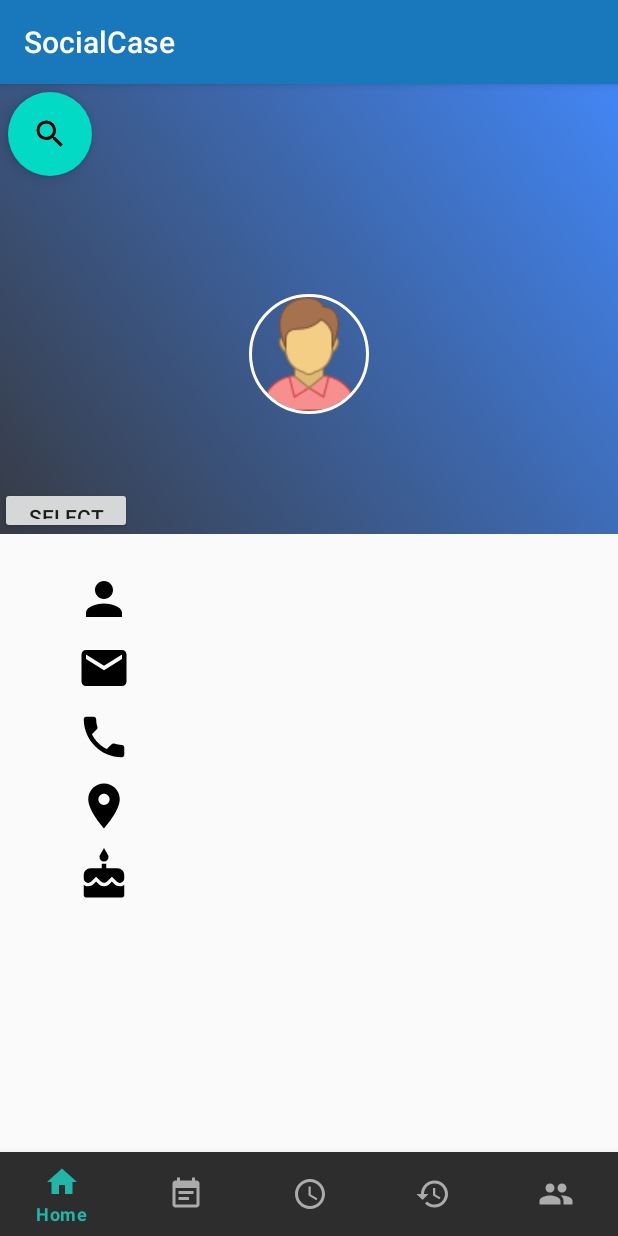
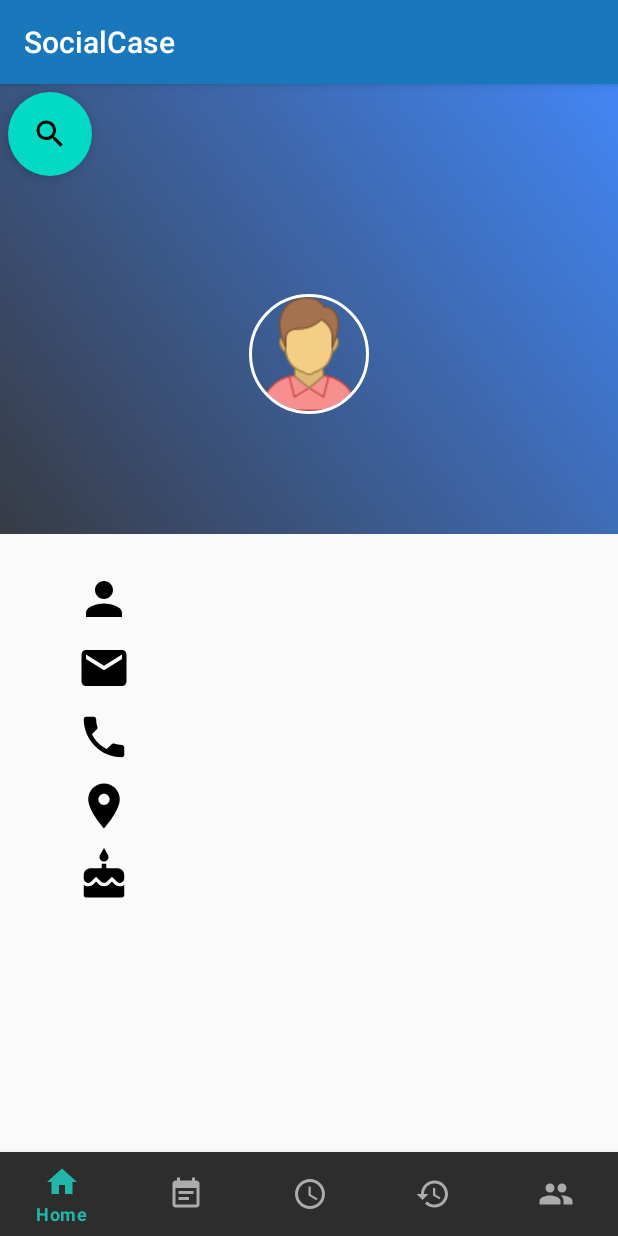
Before and after one commit to SelesCalin/piu-social-cases-platform, an Android app: the HomePageActivity screen opened directly, with no data from a screen before it, on a phone screen of 412 x 824 dp. Run offline under Robolectric (Android 15) with nearby library versions, the phone set to English and light mode, and no system bars; our stand-ins replace CircleImageView; 1 statement that could not run was skipped.

Commit message:
changes_sign_up

```diff
--- a/SocialCase/app/src/main/java/com/piu/socialcase/activity/HomePageActivity.java
+++ b/SocialCase/app/src/main/java/com/piu/socialcase/activity/HomePageActivity.java
@@ -77,7 +77,9 @@ public class HomePageActivity extends AppCompatActivity implements View.OnClickL
     @Override
     protected void onStart() {
         super.onStart();
-        getNotification();
+        if(loggedVolunteer.getAccepted()==1 && socialCaseService.getCurrentSocialCase(loggedVolunteer)==null ) {
+            getNotification();
+        }
         if(socialCaseService.getCurrentSocialCase(loggedVolunteer)==null){
             this.currentCase.setVisibility(View.GONE);
         }else{
--- a/SocialCase/app/src/main/java/com/piu/socialcase/model/Volunteer.java
+++ b/SocialCase/app/src/main/java/com/piu/socialcase/model/Volunteer.java
@@ -22,7 +22,7 @@ public class Volunteer implements Serializable {
     private String address;
     private String organisation;
     private String[] preferences;
-    private int accepted=0;
+    private int accepted=0;//0 - pending , 1-
     private Map<String,Boolean> available = new HashMap<>();
 
     public Volunteer(){}
--- a/SocialCase/app/src/main/res/layout/fragment_profile.xml
+++ b/SocialCase/app/src/main/res/layout/fragment_profile.xml
@@ -44,11 +44,7 @@
                     android:textColor="#fff"
                     android:textSize="21sp"
                     android:textStyle="bold" />
-                <LinearLayout
-                    android:layout_width="wrap_content"
-                    android:layout_height="wrap_content"
-                    android:orientation="horizontal"
-                    >
+
                 <TextView
                     android:id="@+id/profile_organization_text"
                     android:layout_width="wrap_content"
@@ -58,14 +54,7 @@
                     android:textColor="#fff"
                     android:textSize="15sp"
                     android:textStyle="bold" />
-                <Button
-                    android:layout_width="wrap_content"
-                    android:layout_height="wrap_content"
-                    android:layout_marginTop="10dp"
-                    android:id="@+id/buton_new_ong"
-                    android:text="Select"
-                    />
-                </LinearLayout>
+
                     </LinearLayout>
 
             <LinearLayout
```
